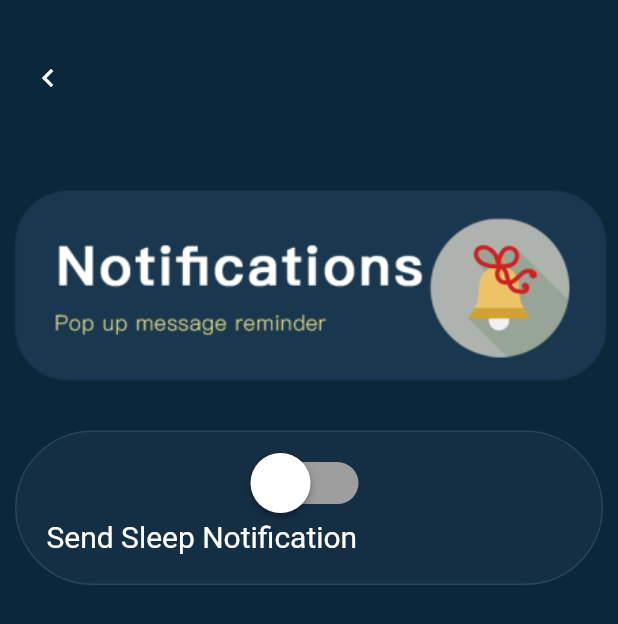
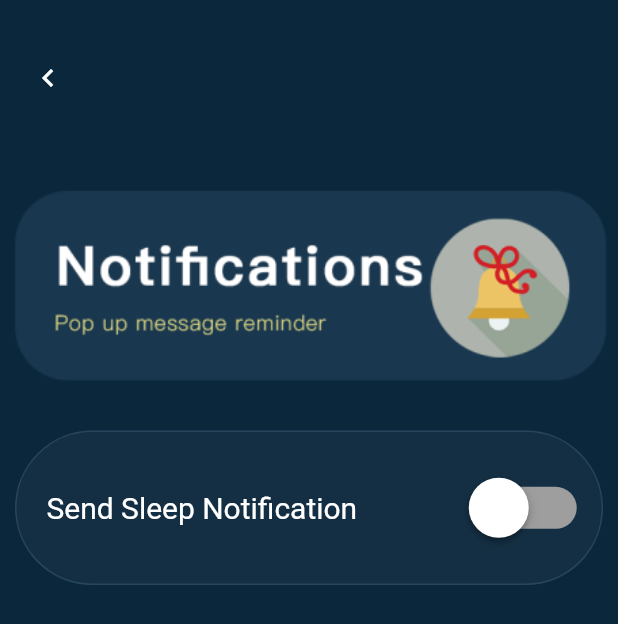
Before and after one commit to starrysky1818/my_app, a Flutter app: the screen it shows after launch, after a tap on "Notifications", on a phone screen of 412 x 824 dp. Shown: the top 624 px of the screen. Run offline on Flutter 3.47's test engine with Material 2 defaults, Android fonts, the phone set to English and light mode, and no system bars.

```diff
--- a/lib/Page/notifications.dart
+++ b/lib/Page/notifications.dart
@@ -90,10 +90,12 @@ class SwitchClass extends State {
   }
   @override
   Widget build(BuildContext context) {
-    return Column(
-        crossAxisAlignment: CrossAxisAlignment.stretch,
-
-        children:[ Transform.scale(
+    // return Column(
+    //     crossAxisAlignment: CrossAxisAlignment.stretch,
+    return Row(
+        mainAxisAlignment: MainAxisAlignment.spaceBetween,
+        children:[ Text('$textValue', style: TextStyle(color: Colors.white,fontSize: 20),),
+          Transform.scale(
               scale: 2,
               child: Switch(
                 onChanged: toggleSwitch,
@@ -104,7 +106,6 @@ class SwitchClass extends State {
                 inactiveTrackColor: Colors.grey,
               )
           ),
-          Text('$textValue', style: TextStyle(color: Colors.white,fontSize: 20),)
         ]);
   }
 }
```
Lines whose indentation alone changed are shown as unchanged.
